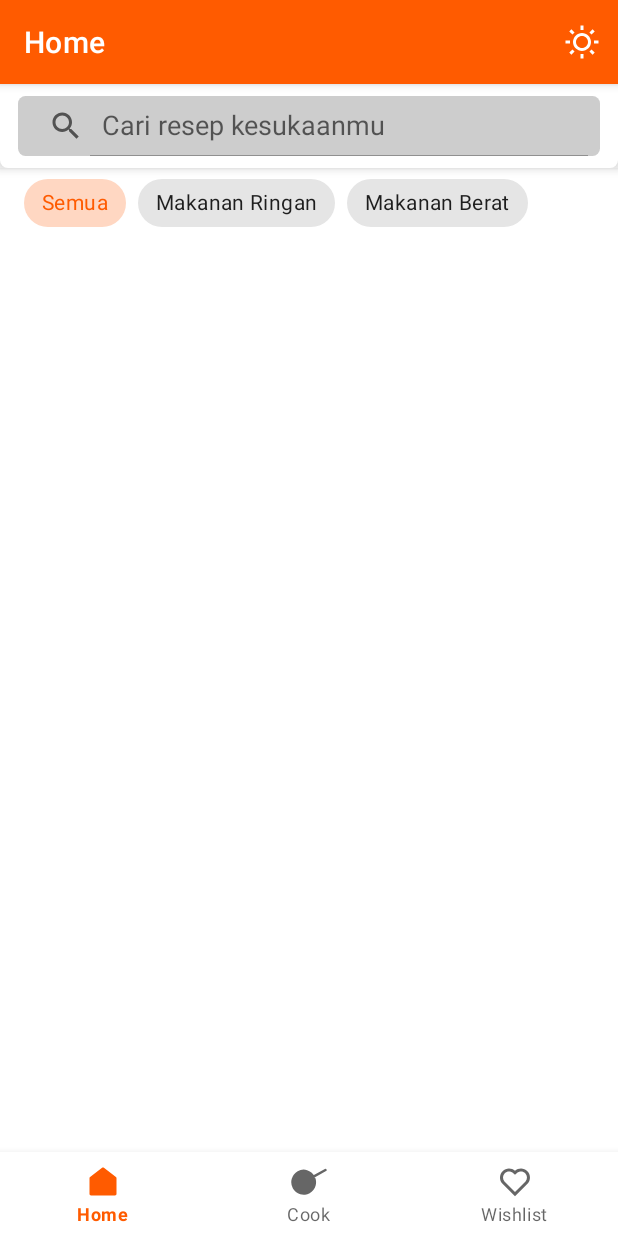
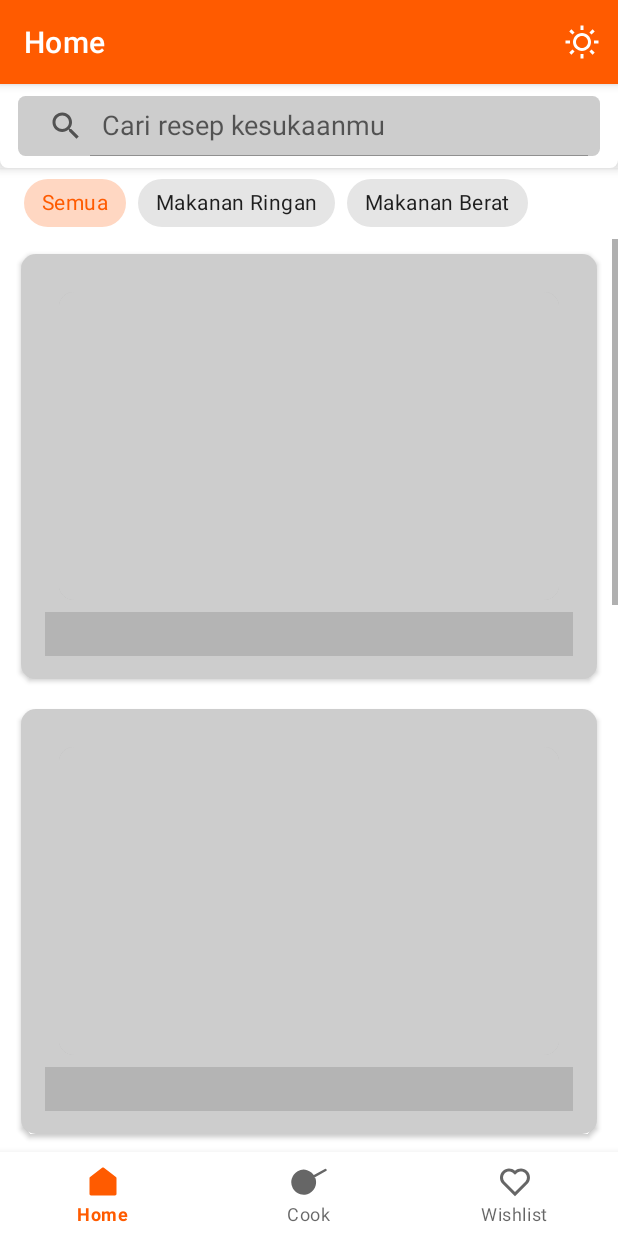
Before and after one commit to RadRasyad/Resep-Pedia, an Android app: the HomeFragment screen opened directly, with no data from a screen before it, on a phone screen of 412 x 824 dp. Run offline under Robolectric (Android 15) with nearby library versions, the phone set to English and light mode, and no system bars; our stand-ins replace Firebase (no records; nobody signed in at launch, a user with empty details on screens opened directly), Picasso, Room's generated code, Shimmer, navigation-ui and 1 more; libraries missing offline, so code that uses them is left out: androidx.paging; 5 statements that could not run were skipped.

Commit message:
Progress animation
Took 13 minutes

```diff
--- a/app/src/main/java/com/rpl/reseppedia/ui/home/HomeFragment.java
+++ b/app/src/main/java/com/rpl/reseppedia/ui/home/HomeFragment.java
@@ -77,15 +77,15 @@ public class HomeFragment extends Fragment {
             if (recipe != null) {
                 switch (recipe.status) {
                     case LOADING:
-                        //binding.progressBar.setVisibility(View.VISIBLE);
+                        binding.progressBar.setVisibility(View.VISIBLE);
                         break;
                     case SUCCESS:
-                        //binding.progressBar.setVisibility(View.GONE);
+                        binding.progressBar.setVisibility(View.GONE);
 
                         recipeAdapter.submitList(recipe.data);
                         break;
                     case ERROR:
-                        //binding.progressBar.setVisibility(View.GONE);
+                        binding.progressBar.setVisibility(View.GONE);
                         Toast.makeText(getContext(), "Terjadi kesalahan", Toast.LENGTH_SHORT).show();
                         break;
                 }
@@ -103,10 +103,10 @@ public class HomeFragment extends Fragment {
             if (recipe != null) {
                 switch (recipe.status) {
                     case LOADING:
-                        //binding.progressBar.setVisibility(View.VISIBLE);
+                        binding.progressBar.setVisibility(View.VISIBLE);
                         break;
                     case SUCCESS:
-                        //binding.progressBar.setVisibility(View.GONE);
+                        binding.progressBar.setVisibility(View.GONE);
                         if (!recipe.data.isEmpty()) {
                             binding.rvRecipe.setVisibility(View.VISIBLE);
                             recipeAdapter.submitList(recipe.data);
@@ -115,7 +115,7 @@ public class HomeFragment extends Fragment {
                         }
                         break;
                     case ERROR:
-                        //binding.progressBar.setVisibility(View.GONE);
+                        binding.progressBar.setVisibility(View.GONE);
                         Toast.makeText(getContext(), "Terjadi kesalahan", Toast.LENGTH_SHORT).show();
                         break;
                 }
--- a/app/src/main/res/layout/fragment_home.xml
+++ b/app/src/main/res/layout/fragment_home.xml
@@ -108,6 +108,34 @@
             android:layout_marginTop="48dp"
             tools:listitem="@layout/recipe_row" />
 
+        <com.facebook.shimmer.ShimmerFrameLayout
+            android:id="@+id/progress_bar"
+            android:layout_width="match_parent"
+            android:layout_height="match_parent"
+            android:layout_marginTop="48dp"
+            app:layout_constraintBottom_toBottomOf="parent"
+            app:layout_constraintEnd_toEndOf="parent"
+            app:layout_constraintStart_toStartOf="parent"
+            app:layout_constraintTop_toTopOf="parent"
+            app:shimmer_auto_start="true">
+
+            <ScrollView
+                android:layout_width="match_parent"
+                android:layout_height="wrap_content">
+
+                <LinearLayout
+                    android:layout_width="match_parent"
+                    android:layout_height="wrap_content"
+                    android:orientation="vertical">
+                    <include layout="@layout/recipe_row_placeholder" />
+                    <include layout="@layout/recipe_row_placeholder" />
+                    <include layout="@layout/recipe_row_placeholder" />
+                    <include layout="@layout/recipe_row_placeholder" />
+                    <include layout="@layout/recipe_row_placeholder" />
+                </LinearLayout>
+            </ScrollView>
+        </com.facebook.shimmer.ShimmerFrameLayout>
+
     </androidx.constraintlayout.widget.ConstraintLayout>
 
 </androidx.constraintlayout.widget.ConstraintLayout>
--- /dev/null
+++ b/app/src/main/res/layout/recipe_row_placeholder.xml
@@ -0,0 +1,59 @@
+<?xml version="1.0" encoding="utf-8"?>
+
+<androidx.cardview.widget.CardView
+    xmlns:android="http://schemas.android.com/apk/res/android"
+    xmlns:app="http://schemas.android.com/apk/res-auto"
+    android:layout_width="match_parent"
+    android:layout_height="wrap_content"
+    android:layout_marginVertical="10dp"
+    android:layout_marginHorizontal="14dp"
+    android:background="@color/placeholder"
+    android:padding="4dp"
+    android:elevation="8dp"
+    app:cardCornerRadius="10dp"
+    app:layout_constraintEnd_toEndOf="parent"
+    app:layout_constraintStart_toStartOf="parent"
+    app:layout_constraintTop_toTopOf="parent">
+
+    <androidx.constraintlayout.widget.ConstraintLayout
+        android:layout_width="match_parent"
+        android:layout_height="match_parent"
+        android:paddingBottom="15dp"
+        android:background="@color/placeholder">
+
+        <androidx.cardview.widget.CardView
+            android:id="@+id/cardView"
+            android:layout_width="match_parent"
+            android:layout_height="wrap_content"
+            android:layout_margin="25dp"
+            app:cardCornerRadius="10dp"
+            app:cardElevation="0dp"
+            app:layout_constraintEnd_toEndOf="parent"
+            app:layout_constraintStart_toStartOf="parent"
+            app:layout_constraintTop_toTopOf="parent">
+
+            <ImageView
+                android:id="@+id/iv_recipe"
+                android:layout_width="336dp"
+                android:layout_height="205dp"
+                android:scaleType="centerCrop"
+                android:background="@color/placeholder"/>
+
+        </androidx.cardview.widget.CardView>
+
+        <TextView
+            android:id="@+id/tv_recipe_name"
+            android:layout_width="match_parent"
+            android:layout_height="wrap_content"
+            android:layout_marginHorizontal="16dp"
+            android:layout_marginTop="8dp"
+            android:background="@color/placeholder"
+            android:text="@string/placeholder_nama_resep"
+            android:textSize="22sp"
+            android:textColor="#00000000"
+            app:layout_constraintStart_toStartOf="@+id/cardView"
+            app:layout_constraintTop_toBottomOf="@+id/cardView" />
+
+    </androidx.constraintlayout.widget.ConstraintLayout>
+
+</androidx.cardview.widget.CardView>
```
